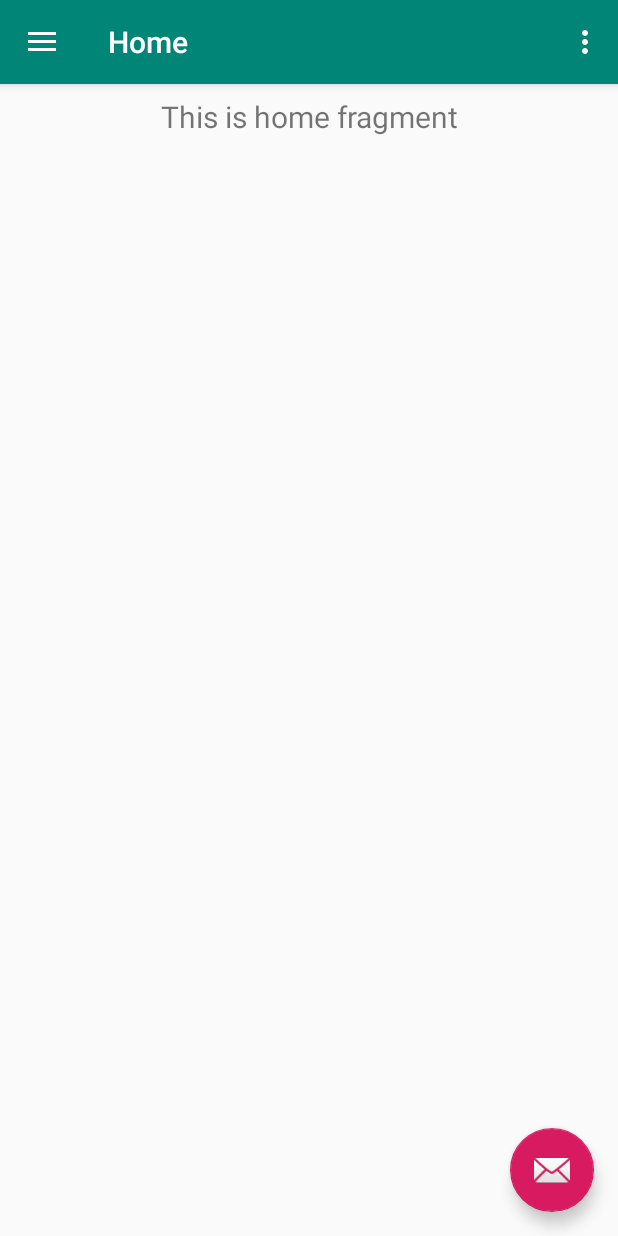
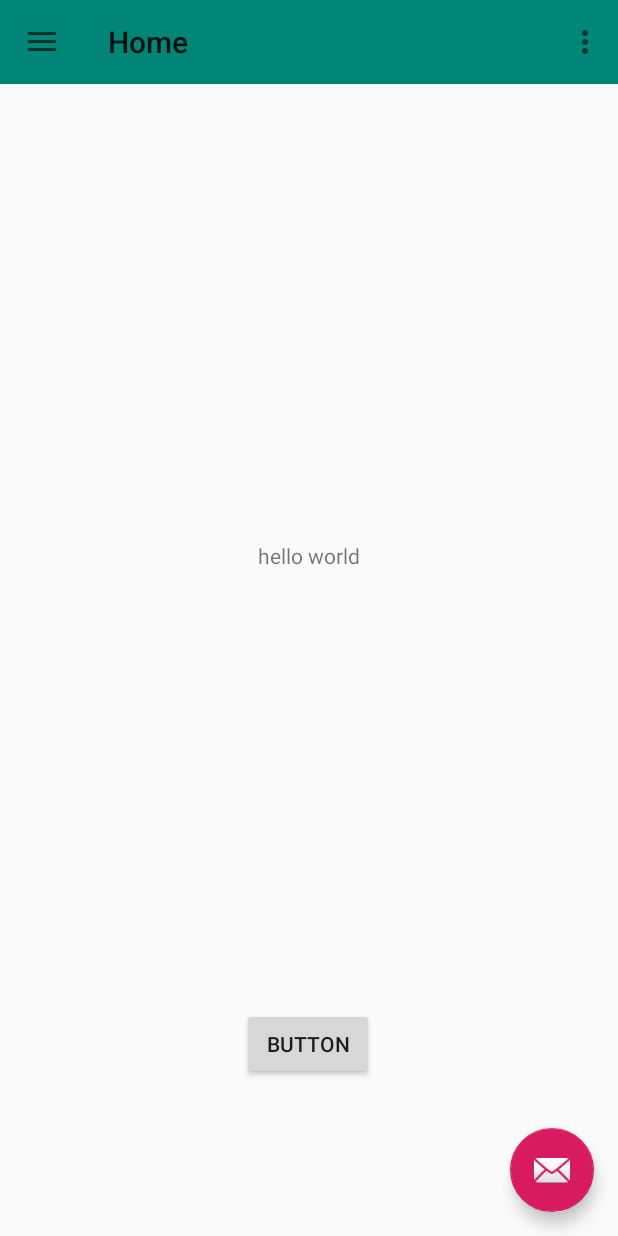
Before and after one commit to Belief997/b01-TimeDrops, an Android app: the screen it shows after launch (MainActivity), on a phone screen of 412 x 824 dp. Run offline under Robolectric (Android 15) with nearby library versions, the phone set to English and light mode, and no system bars; our stand-ins replace navigation-ui.

Commit message:
添加了按钮和text

```diff
--- a/app/build.gradle
+++ b/app/build.gradle
@@ -11,9 +11,8 @@ android {
         versionName "1.0"
         testInstrumentationRunner "androidx.test.runner.AndroidJUnitRunner"
     }
-    android.applicationVariants.all {
-        variant ->
-            variant.outputs.all {
+    android.applicationVariants.all {variant->
+        variant.outputs.all {
                 // 此处指定生成的apk文件名
                 outputFileName = "TimeDrops.apk"
             }
--- a/app/src/main/res/layout/app_bar_main.xml
+++ b/app/src/main/res/layout/app_bar_main.xml
@@ -7,16 +7,10 @@
     tools:context=".MainActivity">
 
     <com.google.android.material.appbar.AppBarLayout
+        android:id="@+id/appBarLayout2"
         android:layout_width="match_parent"
         android:layout_height="wrap_content"
         android:theme="@style/AppTheme.AppBarOverlay">
-
-        <androidx.appcompat.widget.Toolbar
-            android:id="@+id/toolbar"
-            android:layout_width="match_parent"
-            android:layout_height="?attr/actionBarSize"
-            android:background="?attr/colorPrimary"
-            app:popupTheme="@style/AppTheme.PopupOverlay" />
 
     </com.google.android.material.appbar.AppBarLayout>
 
@@ -30,4 +24,13 @@
         android:layout_margin="@dimen/fab_margin"
         app:srcCompat="@android:drawable/ic_dialog_email" />
 
+    <androidx.appcompat.widget.Toolbar
+        android:id="@+id/toolbar"
+        android:layout_width="match_parent"
+        android:layout_height="?attr/actionBarSize"
+        android:background="?attr/colorPrimary"
+        app:layout_anchor="@+id/appBarLayout2"
+        app:layout_anchorGravity="center"
+        app:popupTheme="@style/AppTheme.PopupOverlay" />
+
 </androidx.coordinatorlayout.widget.CoordinatorLayout>
--- a/app/src/main/res/layout/content_main.xml
+++ b/app/src/main/res/layout/content_main.xml
@@ -17,4 +17,25 @@
         app:layout_constraintRight_toRightOf="parent"
         app:layout_constraintTop_toTopOf="parent"
         app:navGraph="@navigation/mobile_navigation" />
+
+    <Button
+        android:id="@+id/button"
+        android:layout_width="wrap_content"
+        android:layout_height="wrap_content"
+        android:layout_marginBottom="104dp"
+        android:text="@string/button"
+        app:layout_constraintBottom_toBottomOf="parent"
+        app:layout_constraintEnd_toEndOf="parent"
+        app:layout_constraintHorizontal_bias="0.498"
+        app:layout_constraintStart_toStartOf="parent" />
+
+    <TextView
+        android:id="@+id/textView3"
+        android:layout_width="wrap_content"
+        android:layout_height="wrap_content"
+        android:layout_marginBottom="292dp"
+        android:text="@string/hello_world"
+        app:layout_constraintBottom_toTopOf="@+id/button"
+        app:layout_constraintEnd_toEndOf="parent"
+        app:layout_constraintStart_toStartOf="parent" />
 </androidx.constraintlayout.widget.ConstraintLayout>
--- a/app/src/main/res/menu/activity_main_drawer.xml
+++ b/app/src/main/res/menu/activity_main_drawer.xml
@@ -34,5 +34,19 @@
                 android:title="@string/menu_send" />
         </menu>
     </item>
+    <group />
+
+    <item android:title="Hello">
+        <menu>
+            <item
+                android:id="@+id/nav_hello"
+                android:icon="@drawable/ic_menu_share"
+                android:title="@string/menu_hello" />
+            <item
+                android:id="@+id/nav_world"
+                android:icon="@drawable/ic_menu_send"
+                android:title="@string/menu_world" />
+        </menu>
+    </item>
 
 </menu>
--- a/app/src/main/res/values/strings.xml
+++ b/app/src/main/res/values/strings.xml
@@ -13,4 +13,8 @@
     <string name="menu_tools">Tools</string>
     <string name="menu_share">Share</string>
     <string name="menu_send">Send</string>
+    <string name="menu_hello">Hello</string>
+    <string name="menu_world">World</string>
+    <string name="hello_world">hello world</string>
+    <string name="button">button</string>
 </resources>
```
Also changed, not shown: 1 other file.
